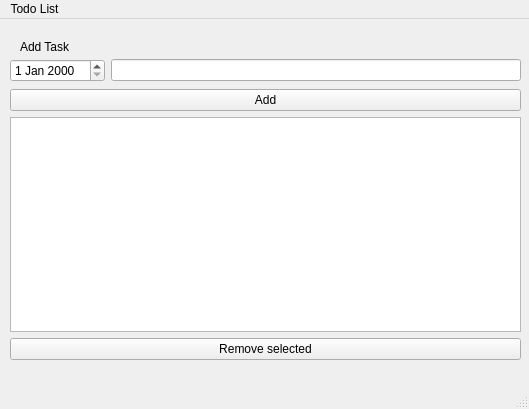
Qt form mainwindow.ui (isym444/pyqtTodo) before a commit.
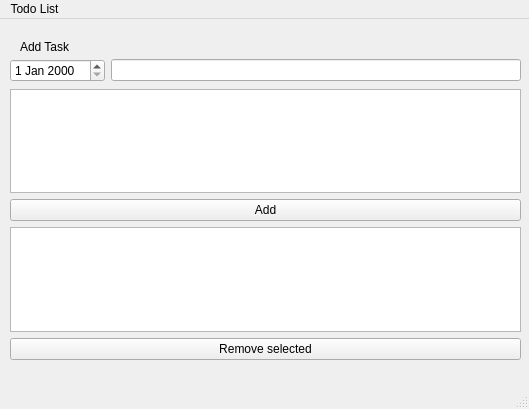
The same form after that commit. Icons and pictures are not drawn.

Commit message: Add: another window for task detail

Diff of the .ui file:
```diff
--- a/mainwindow.ui
+++ b/mainwindow.ui
@@ -53,6 +53,9 @@
      </rect>
     </property>
     <layout class="QVBoxLayout" name="verticalLayout">
+     <item>
+      <widget class="QPlainTextEdit" name="plainTextEdit"/>
+     </item>
      <item>
       <widget class="QPushButton" name="pushButton">
        <property name="text">
```
The commit also changes 3 other files.
